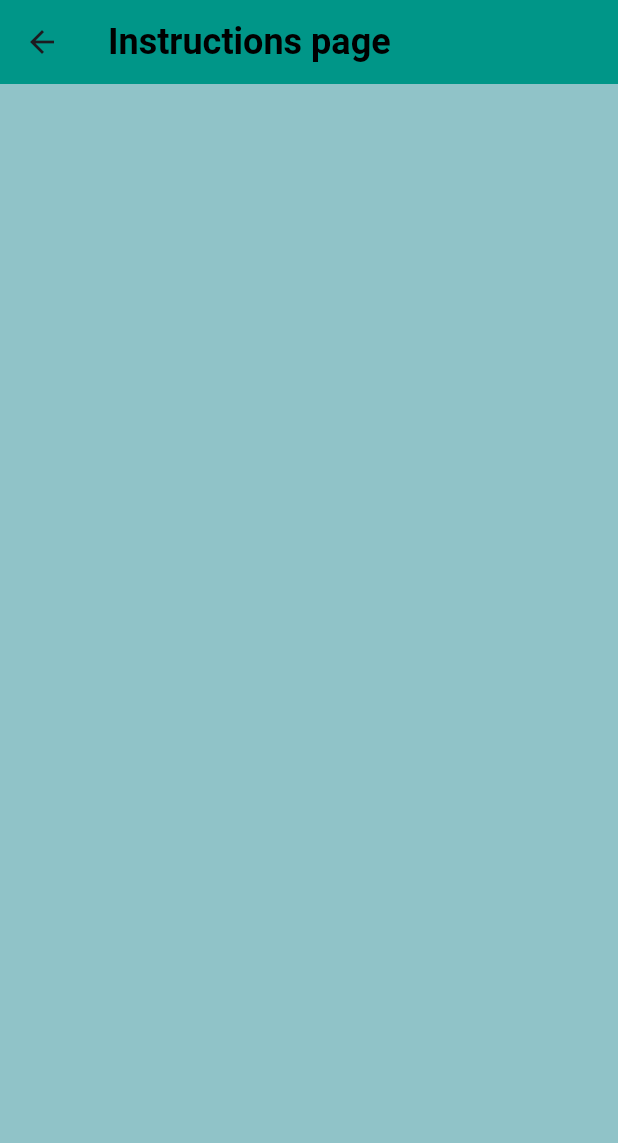
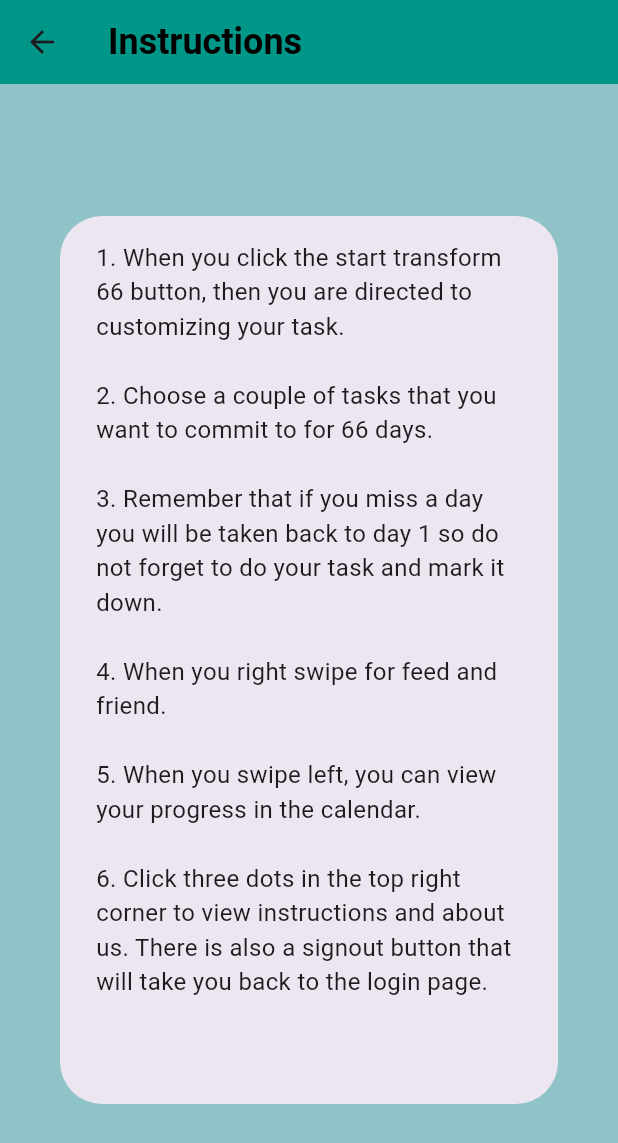
Before and after one commit to AugustanaCSC490Spring2024/Osprey, a Flutter app: the InstructionsPage screen opened directly, on a phone screen of 412 x 824 dp. Shown: the top 1143 px of the screen. Run offline on Flutter 3.47's test engine with Material 3 defaults, Android fonts, the phone set to English and light mode, and no system bars; our stand-ins replace cloud_firestore, firebase_auth, firebase_core, table_calendar; accounts and stored records are empty.

```diff
--- a/transform66/lib/main.dart
+++ b/transform66/lib/main.dart
@@ -1,8 +1,8 @@
 import 'package:firebase_core/firebase_core.dart';
 import 'package:flutter/material.dart';
 import 'package:transform66/widget_tree.dart';
+import 'firebase_options.dart';
 
-import 'firebase_options.dart';
 
 Future<void> main() async {
   WidgetsFlutterBinding.ensureInitialized();
--- a/transform66/lib/pages/instructions_page.dart
+++ b/transform66/lib/pages/instructions_page.dart
@@ -3,7 +3,7 @@ import 'package:flutter/material.dart';
 import 'package:transform66/auth.dart';
 
 class InstructionsPage extends StatelessWidget {
-  InstructionsPage({Key? key}) : super(key: key);
+  InstructionsPage({super.key});
 
   final User? user = Auth().currentUser;
 
@@ -13,7 +13,7 @@ class InstructionsPage extends StatelessWidget {
     return Scaffold(
             appBar: AppBar(
         title: const Text(
-          'Instructions page',
+          'Instructions',
           style: TextStyle(
             color: Colors.black,
             fontSize: 24,
@@ -22,7 +22,25 @@ class InstructionsPage extends StatelessWidget {
         ),
         backgroundColor: Colors.teal,
       ),
+      body: const AlertDialog(
+          content: SingleChildScrollView(
+            child: ListBody(
+              children: <Widget>[
+                Text(
+                  "1. When you click the start transform 66 button, then you are directed to customizing your task.\n\n"
+                  "2. Choose a couple of tasks that you want to commit to for 66 days.\n\n"
+                  "3. Remember that if you miss a day you will be taken back to day 1 so do not forget to do your task and mark it down.\n\n"
+                  "4. When you right swipe for feed and friend.\n\n"
+                  "5. When you swipe left, you can view your progress in the calendar.\n\n"
+                  "6. Click three dots in the top right corner to view instructions and about us. There is also a signout button that will take you back to the login page.\n\n",
+                  style: TextStyle(
+                    fontSize: 16,
+                  ),
+                ),
+
+              ],
+            )),
+        )
     );
+      }
   }
-
-}
```
